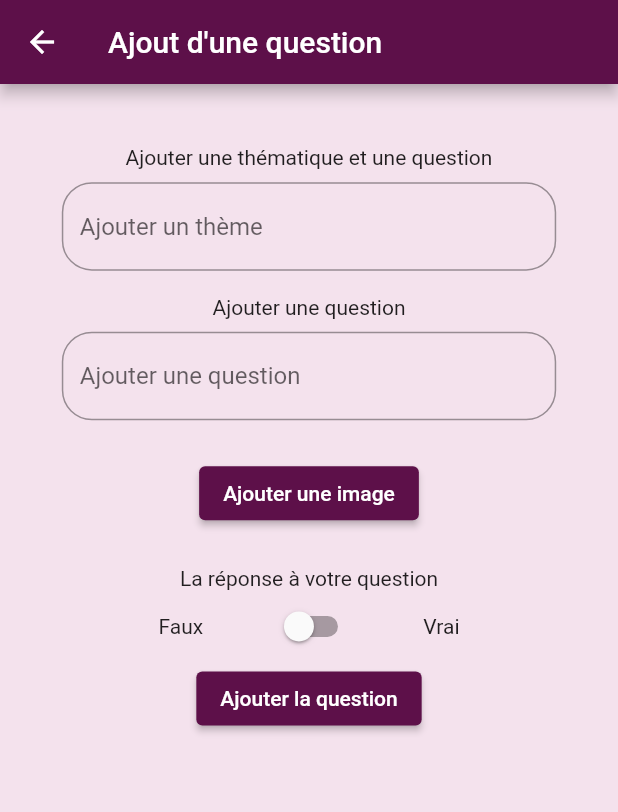
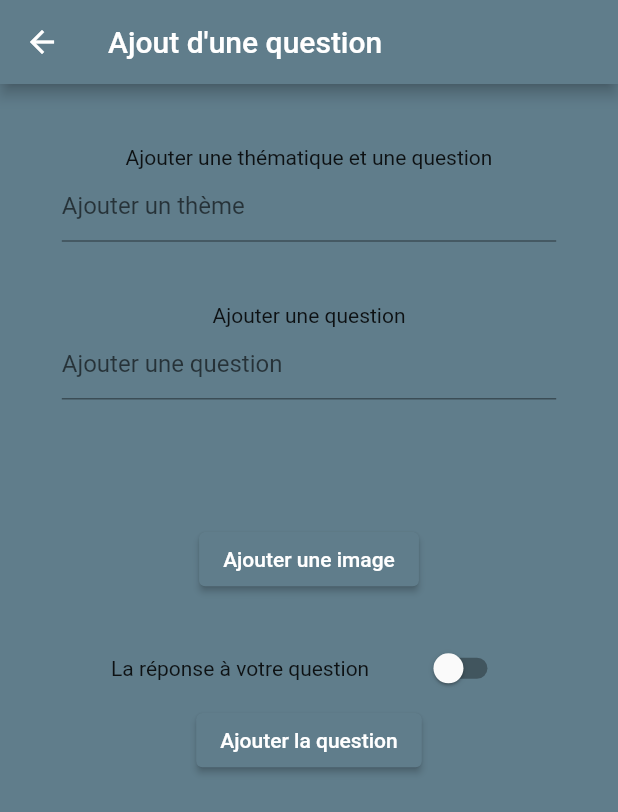
Before and after one commit to benjaminAd/Question-Reponses-TP4, a Flutter app: the screen it shows after launch, after a tap on "Ajouter", on a phone screen of 412 x 824 dp. Shown: the top 812 px of the screen. Run offline on Flutter 3.47's test engine with Material 2 defaults, Android fonts, the phone set to English and light mode, and no system bars; our stand-ins replace bloc, cloud_firestore, firebase_core, firebase_storage, flutter_bloc, font_awesome_flutter and 1 more; accounts and stored records are empty.

Commit message:
Revert "#1 Apply color" (#2)
This reverts commit c60613056444bca8a5ba94d709fb7e577158ce1e.

```diff
--- a/Flutter-Questions-Reponses/lib/views/screen/add_question_view.dart
+++ b/Flutter-Questions-Reponses/lib/views/screen/add_question_view.dart
@@ -33,6 +33,7 @@ class _AddQuestionState extends State<AddQuestion> {
       appBar: AppBar(
         title: Text("Ajout d'une question"),
       ),
+      backgroundColor: Colors.blueGrey,
       body: Provider<ImageCubit>(
         create: (context) => ImageCubit(),
         child: SingleChildScrollView(
@@ -51,31 +52,31 @@ class _AddQuestionState extends State<AddQuestion> {
                         ),
                         Text("Ajouter une thématique et une question"),
                         Container(
-                          margin: EdgeInsets.only(top: MediaQuery.of(context).size.height*0.01),
                           alignment: Alignment.center,
                           width: MediaQuery.of(context).size.width * 0.8,
                           child: TextField(
                             controller: _themeController,
                             decoration: InputDecoration(
+                                fillColor: Color.fromRGBO(255, 255, 255, 1),
                                 hintText: "Ajouter un thème"),
                           ),
                         ),
                         SizedBox(
-                          height: MediaQuery.of(context).size.height * 0.02,
+                          height: MediaQuery.of(context).size.height * 0.05,
                         ),
                         Text("Ajouter une question"),
                         Container(
-                          margin: EdgeInsets.only(top: MediaQuery.of(context).size.height*0.01),
                           alignment: Alignment.center,
                           width: MediaQuery.of(context).size.width * 0.8,
                           child: TextField(
                             controller: _questionController,
                             decoration: InputDecoration(
+                                fillColor: Color.fromRGBO(255, 255, 255, 1),
                                 hintText: "Ajouter une question"),
                           ),
                         ),
                         SizedBox(
-                          height: MediaQuery.of(context).size.height * 0.03,
+                          height: MediaQuery.of(context).size.height * 0.1,
                         ),
                         if (state != null)
                           Image.file(
@@ -102,16 +103,15 @@ class _AddQuestionState extends State<AddQuestion> {
                         SizedBox(
                           height: MediaQuery.of(context).size.height * 0.03,
                         ),
-                        Text("La réponse à votre question"),
                         Container(
-                          width: MediaQuery.of(context).size.width * 0.7,
+                          width: MediaQuery.of(context).size.width * 0.8,
                           child: Row(
                             mainAxisAlignment: MainAxisAlignment.spaceEvenly,
+                            crossAxisAlignment: CrossAxisAlignment.center,
                             children: [
-                              Text("Faux"),
+                              Text("La réponse à votre question"),
                               Switch(
-                                  value: _isSwitchOn, onChanged: _updateAnswer),
-                              Text("Vrai"),
+                                  value: _isSwitchOn, onChanged: _updateAnswer)
                             ],
                           ),
                         ),
--- a/Flutter-Questions-Reponses/lib/views/screen/firebase_init_view.dart
+++ b/Flutter-Questions-Reponses/lib/views/screen/firebase_init_view.dart
@@ -12,66 +12,12 @@ class FirebaseInit extends StatelessWidget {
 
   @override
   Widget build(BuildContext context) {
-    final inputDecorationTheme = InputDecorationTheme(
-      border: OutlineInputBorder(
-        borderRadius: BorderRadius.circular(20),
-      ),
-    );
-
-    final snackBarTheme = SnackBarThemeData(
-      behavior: SnackBarBehavior.floating,
-      shape: RoundedRectangleBorder(
-        borderRadius: BorderRadius.circular(20),
-      ),
-    );
-
-    const colorScheme = ColorScheme.highContrastLight(
-      primary: Color(0xFF5D1049),
-      secondary: Color(0xFFE30425),
-      primaryVariant: Color(0xFF5D1049),
-      secondaryVariant: Color(0xFFE30425),
-      surface: Color(0xFFFFFFFF),
-      background: Color(0xFFF4E2ED),
-      error: Color(0xFFB00020),
-      onPrimary: Color(0xFFFFFFFF),
-      onSecondary: Color(0xFFFFFFFF),
-      onSurface: Color(0xFF000000),
-      onError: Color(0xFFFD9726),
-      onBackground: Color(0xFF000000),
-      brightness: Brightness.light,
-    );
-
-    final tabBarTheme = TabBarTheme(
-      labelColor: colorScheme.secondary,
-      unselectedLabelColor: colorScheme.onBackground,
-      indicator: BoxDecoration(
-        border: Border(
-          bottom: BorderSide(
-            color: colorScheme.primary,
-            width: 2,
-          ),
-        ),
-      ),
-    );
-
-    final floatingActionButtonTheme = FloatingActionButtonThemeData(
-      elevation: 10,
-    );
-
-    final themeData = ThemeData(
-      colorScheme: colorScheme,
-      snackBarTheme: snackBarTheme,
-      primaryColor: colorScheme.primary,
-      backgroundColor: colorScheme.background,
-      inputDecorationTheme: inputDecorationTheme,
-      scaffoldBackgroundColor: colorScheme.background,
-      floatingActionButtonTheme: floatingActionButtonTheme,
-      tabBarTheme: tabBarTheme,
-    );
     return MaterialApp(
         title: 'Questions réponses',
         debugShowCheckedModeBanner: false,
-        theme: themeData,
+        theme: ThemeData(
+          primarySwatch: Colors.blueGrey,
+        ),
         home: FutureBuilder(
           future: _initialization,
           builder: (context, snapshot) {
--- a/Flutter-Questions-Reponses/lib/views/screen/home.dart
+++ b/Flutter-Questions-Reponses/lib/views/screen/home.dart
@@ -2,7 +2,6 @@
 
 import 'package:flutter/material.dart';
 import 'package:flutter_bloc/flutter_bloc.dart';
-import 'package:font_awesome_flutter/font_awesome_flutter.dart';
 import 'package:provider/provider.dart';
 import 'package:questions_reponses/Utils/constants.dart';
 import 'package:questions_reponses/cubit/dropdown_cubit.dart';
@@ -49,6 +48,7 @@ class _HomePageState extends State<HomePage> {
                       child: Container(
                         width: MediaQuery.of(context).size.width,
                         height: MediaQuery.of(context).size.height,
+                        color: Colors.blueGrey,
                         child: Column(
                           mainAxisAlignment: MainAxisAlignment.center,
                           crossAxisAlignment: CrossAxisAlignment.center,
@@ -56,8 +56,7 @@ class _HomePageState extends State<HomePage> {
                             Text(
                               "Bienvenue dans Question / Réponse",
                               style: TextStyle(
-                                color:
-                                    Theme.of(context).colorScheme.onBackground,
+                                color: Colors.white,
                                 fontSize:
                                     MediaQuery.of(context).size.width * 0.05,
                               ),
@@ -100,16 +99,10 @@ class _HomePageState extends State<HomePage> {
                                               const Icon(Icons.arrow_downward),
                                           iconSize: 24,
                                           elevation: 16,
-                                          style: TextStyle(
-                                            color: Theme.of(context)
-                                                .colorScheme
-                                                .onBackground,
-                                          ),
+                                          style: const TextStyle(
+                                              color: Colors.black),
                                           underline: Container(
-                                              height: 2,
-                                              color: Theme.of(context)
-                                                  .colorScheme
-                                                  .onBackground),
+                                              height: 2, color: Colors.white),
                                           onChanged: (String? newValue) {
                                             context
                                                 .read<DropdownCubit>()
@@ -120,11 +113,7 @@ class _HomePageState extends State<HomePage> {
                                               .map((e) =>
                                                   DropdownMenuItem<String>(
                                                     value: e,
-                                                    child: Text(
-                                                      e,
-                                                      style: TextStyle(
-                                                          color: Colors.black),
-                                                    ),
+                                                    child: Text(e),
                                                   ))
                                               .toList(),
                                         ),
@@ -169,47 +158,7 @@ class _HomePageState extends State<HomePage> {
           ),
         ),
       ),
-      floatingActionButton: FloatingActionButton(
-          onPressed: () {
-            _showPicker(context);
-          },
-          child: Icon(FontAwesomeIcons.cog),
-          backgroundColor: Theme.of(context).colorScheme.primary),
-      floatingActionButtonLocation: FloatingActionButtonLocation.endFloat,
     );
-  }
-
-  void _showPicker(context) {
-    showModalBottomSheet(
-        context: context,
-        builder: (BuildContext bc) {
-          return Container(
-            color: Theme.of(context).colorScheme.primary,
-            child: SafeArea(
-              child: Container(
-                child: new Wrap(
-                  children: <Widget>[
-                    Row(
-                      mainAxisAlignment: MainAxisAlignment.spaceEvenly,
-                      crossAxisAlignment: CrossAxisAlignment.center,
-                      children: [
-                        Text(
-                          "Thème",
-                          style: TextStyle(
-                              color: Theme.of(context).colorScheme.onPrimary,fontSize:MediaQuery.of(context).size.width*0.05),
-                        ),
-                        Switch(
-                          value: false,
-                          onChanged: (value) {},
-                        ),
-                      ],
-                    ),
-                  ],
-                ),
-              ),
-            ),
-          );
-        });
   }
 
   Widget goToGame() {
--- a/Flutter-Questions-Reponses/lib/views/screen/questions_view.dart
+++ b/Flutter-Questions-Reponses/lib/views/screen/questions_view.dart
@@ -49,6 +49,7 @@ class _QuestionsViewState extends State<QuestionsView> {
           },
         ),
       ),
+      backgroundColor: Colors.blueGrey,
       body: SingleChildScrollView(
         child: Column(
           mainAxisAlignment: MainAxisAlignment.spaceBetween,
@@ -87,12 +88,12 @@ class _QuestionsViewState extends State<QuestionsView> {
                   width: MediaQuery.of(context).size.width * 0.8,
                   height: MediaQuery.of(context).size.height * 0.2,
                   decoration: BoxDecoration(
-                    color: Theme.of(context).colorScheme.onPrimary,
+                    color: Colors.white,
                     borderRadius: BorderRadius.circular(15.0),
                   ),
                   child:
                       BlocBuilder<QuestionCubit, Triplet<Question, int, int>>(
-                    builder: (context, pair) => Text(pair.key.question, style: TextStyle(color: Theme.of(context).colorScheme.onBackground),),
+                    builder: (context, pair) => Text(pair.key.question),
                   ),
                 ),
               ),
--- a/Flutter-Questions-Reponses/lib/views/widget/loading_view.dart
+++ b/Flutter-Questions-Reponses/lib/views/widget/loading_view.dart
@@ -10,8 +10,7 @@ class Loading extends StatelessWidget {
       crossAxisAlignment: CrossAxisAlignment.center,
       children: [
         SizedBox(
-          child: CircularProgressIndicator(
-              color: Theme.of(context).colorScheme.onBackground),
+          child: CircularProgressIndicator(),
           width: 60,
           height: 60,
         ),
@@ -20,7 +19,7 @@ class Loading extends StatelessWidget {
           child: Text(
             "Récupération des données...",
             style: TextStyle(
-              color: Theme.of(context).colorScheme.onBackground,
+              color: Colors.white,
             ),
           ),
         )
```
Also changed, not shown: Flutter-Questions-Reponses/lib/views/widget/error_view.dart (+7 -5 lines).
